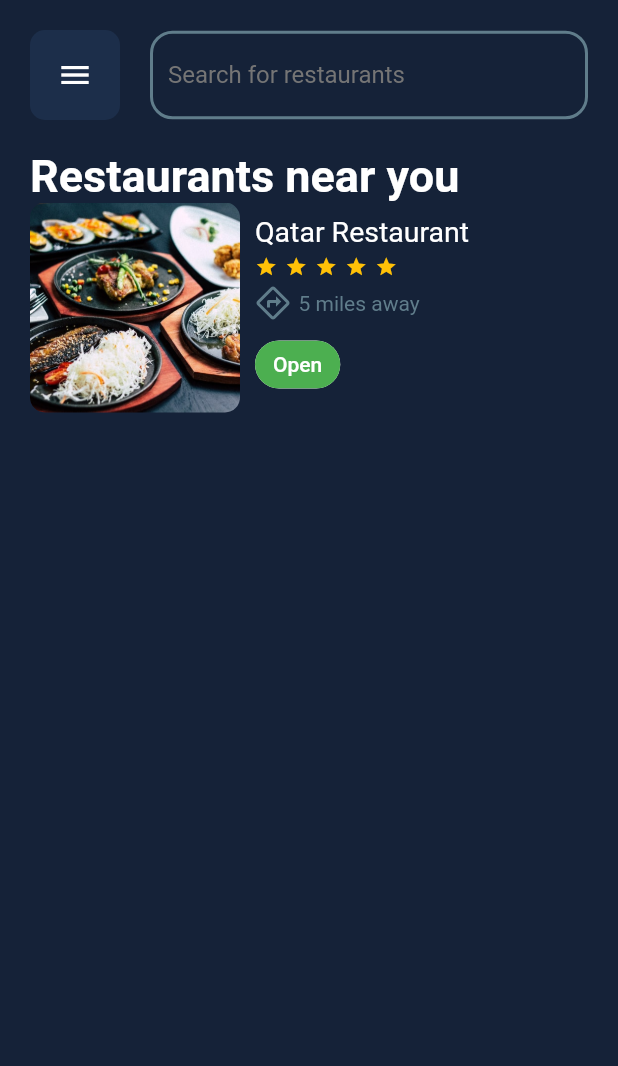
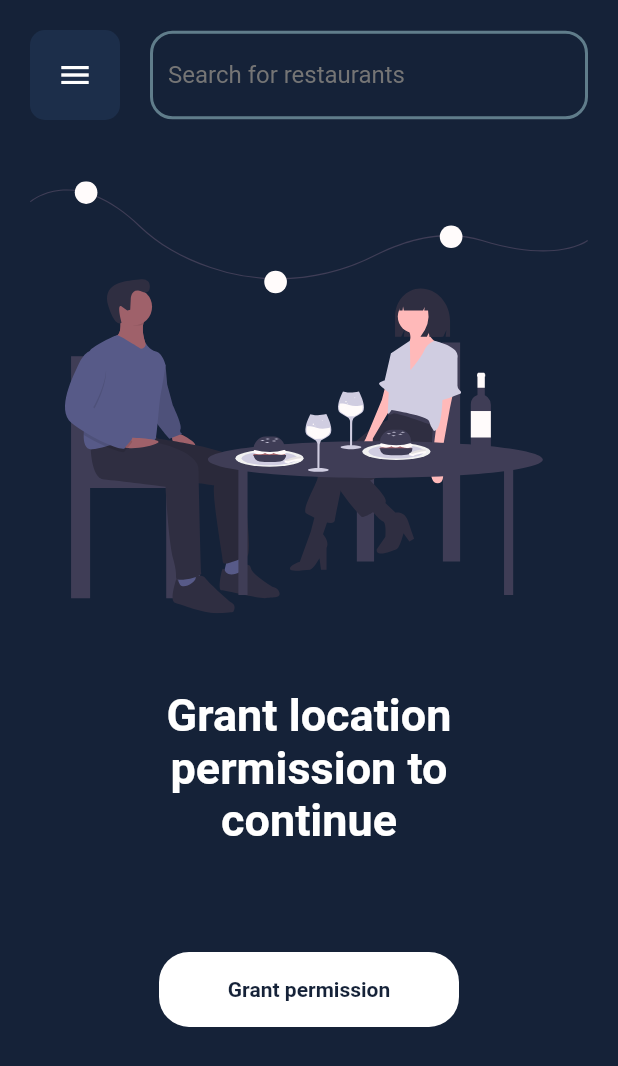
Before and after one commit to Abu-muhab/restaurant_finder, a Flutter app: the screen it shows after launch, on a phone screen of 412 x 824 dp. Shown: the top 1066 px of the screen. Run offline on Flutter 3.47's test engine with Material 2 defaults, Android fonts, the phone set to English and light mode, and no system bars; our stand-ins replace firebase_auth, firebase_core, flutter_svg, google_maps_flutter, location; accounts and stored records are empty.

Commit message:
user location services init

```diff
--- a/lib/main.dart
+++ b/lib/main.dart
@@ -26,7 +26,7 @@ class MyApp extends StatelessWidget {
         title: 'Nearby Restaurants',
         theme: Theme.of(context).copyWith(primaryColor: kPrimaryColor),
         routes: {
-          "/nearby": (context)=> NearbyScreen(),
+          "/nearby": (context) => NearbyScreen(),
           "/landing": (context) => LandingScreen(),
           "/login": (context) => LoginScreen(),
           "/signup": (context) => SignupScreen(),
--- /dev/null
+++ b/lib/models/restaurant.dart
@@ -0,0 +1,34 @@
+import 'package:google_maps_flutter/google_maps_flutter.dart';
+
+class Restaurant {
+  String? name;
+  bool? isOpen;
+  String? photoReference;
+  String? placeId;
+  double? rating;
+  String? vicinity;
+  LatLng? location;
+
+  Restaurant(
+      {this.isOpen,
+      this.name,
+      this.photoReference,
+      this.placeId,
+      this.rating,
+      this.vicinity,
+      this.location});
+
+  factory Restaurant.fromJson(Map json) {
+    return Restaurant(
+        location: LatLng(json['geometry']['location']['lat'],
+            json['geometry']['location']['lng']),
+        name: json['name'],
+        isOpen: json['opening_hours']['open_now'],
+        photoReference: json['photos'].length == 0
+            ? null
+            : json['photos'][0]['photo_reference'],
+        placeId: json['place_id'],
+        rating: json['rating'],
+        vicinity: json['vicinity']);
+  }
+}
--- a/lib/screens/nearby.dart
+++ b/lib/screens/nearby.dart
@@ -1,9 +1,70 @@
 import 'package:flutter/material.dart';
+import 'package:flutter_svg/flutter_svg.dart';
+import 'package:google_maps_flutter/google_maps_flutter.dart';
+import 'package:location/location.dart';
+import 'package:restaurantfinder/api/place_api.dart';
 import 'package:restaurantfinder/constants.dart';
+import 'package:restaurantfinder/models/restaurant.dart';
 import 'package:restaurantfinder/widgets/custom_textfield.dart';
+import 'package:restaurantfinder/widgets/progress_button.dart';
 import 'package:restaurantfinder/widgets/restaurant_tile.dart';
 
-class NearbyScreen extends StatelessWidget {
+class NearbyScreen extends StatefulWidget {
+  @override
+  _NearbyScreenState createState() => _NearbyScreenState();
+}
+
+class _NearbyScreenState extends State<NearbyScreen> {
+  List<Restaurant>? restaurants;
+
+  bool fetching = false;
+  bool? permissionGranted;
+
+  Location location = new Location();
+  LatLng? userLocation;
+
+  @override
+  void initState() {
+    super.initState();
+    WidgetsBinding.instance!.addPostFrameCallback((timeStamp) {});
+  }
+
+  void fetchRestaurants() async {
+    // PlaceApi.getNearbyRestaurants(userLocation)
+  }
+
+  Future<bool> requestLocationPermission() async {
+    bool _serviceEnabled;
+    PermissionStatus _permissionGranted;
+
+    _serviceEnabled = await location.serviceEnabled();
+    if (!_serviceEnabled) {
+      _serviceEnabled = await location.requestService();
+      if (!_serviceEnabled) {
+        return false;
+      }
+    }
+
+    _permissionGranted = await location.hasPermission();
+    if (_permissionGranted == PermissionStatus.denied) {
+      _permissionGranted = await location.requestPermission();
+      if (_permissionGranted != PermissionStatus.granted) {
+        return false;
+      }
+    }
+    return true;
+  }
+
+  Future<void> listenForUserLocation() async {
+    LocationData _locationData;
+    _locationData = await location.getLocation();
+    userLocation = LatLng(_locationData.latitude!, _locationData.longitude!);
+    location.onLocationChanged.listen((LocationData currentLocation) {
+      userLocation =
+          LatLng(currentLocation.latitude!, currentLocation.longitude!);
+    });
+  }
+
   @override
   Widget build(BuildContext context) {
     return Scaffold(
@@ -47,6 +108,49 @@ class NearbyScreen extends StatelessWidget {
                   SizedBox(
                     height: 20,
                   ),
+                  permissionGranted == null
+                      ? Center(
+                          child: Column(
+                            mainAxisSize: MainAxisSize.min,
+                            children: [
+                              SvgPicture.asset(
+                                "images/restaurant.svg",
+                                height:
+                                    MediaQuery.of(context).size.height * 0.4,
+                              ),
+                              Padding(
+                                padding: EdgeInsets.only(
+                                    left: 40, right: 40, bottom: 30, top: 30),
+                                child: Text(
+                                  "Grant location permission to continue",
+                                  style: TextStyle(
+                                      fontWeight: FontWeight.bold,
+                                      fontSize: 30,
+                                      color: Colors.white),
+                                  textAlign: TextAlign.center,
+                                ),
+                              ),
+                              SizedBox(
+                                height: 40,
+                              ),
+                              ProgressButton(
+                                height: 50,
+                                width: 200,
+                                text: "Grant permission",
+                                onTap: () async {
+                                  bool accepted =
+                                      await requestLocationPermission();
+                                  if (accepted) {
+                                    await listenForUserLocation();
+                                  }
+                                },
+                              )
+                            ],
+                          ),
+                        )
+                      : Expanded(
+                          child: Column(
+                          children: [
                             Text(
                               "Restaurants near you",
                               style: TextStyle(
@@ -56,9 +160,11 @@ class NearbyScreen extends StatelessWidget {
                               textAlign: TextAlign.center,
                             ),
                             Expanded(
-                      child: ListView(
+                                child: restaurants==null&&fetching==false?:ListView(
                               padding: EdgeInsets.zero,
                               children: [RestaurantTile()],
+                            ))
+                          ],
                         ))
                 ],
               ),
--- a/lib/widgets/restaurant_tile.dart
+++ b/lib/widgets/restaurant_tile.dart
@@ -12,7 +12,10 @@ class RestaurantTile extends StatelessWidget {
             width: 140,
             child: ClipRRect(
               borderRadius: BorderRadius.circular(10),
-              child: Image.asset("images/res_img.jpg",fit: BoxFit.cover,),
+              child: Image.asset(
+                "images/res_img.jpg",
+                fit: BoxFit.cover,
+              ),
             ),
           ),
           SizedBox(
--- a/pubspec.yaml
+++ b/pubspec.yaml
@@ -32,6 +32,9 @@ dependencies:
   firebase_core: ^1.8.0
   firebase_auth: ^3.1.4
   provider: ^6.0.1
+  google_maps_flutter: ^2.0.8
+  http: ^0.13.3
+  location: ^4.3.0
 
 dev_dependencies:
   flutter_test:
```
Also changed, not shown: lib/api/place_api.dart (added, +30 -0 lines), pubspec.lock. Lines whose indentation alone changed are shown as unchanged.
